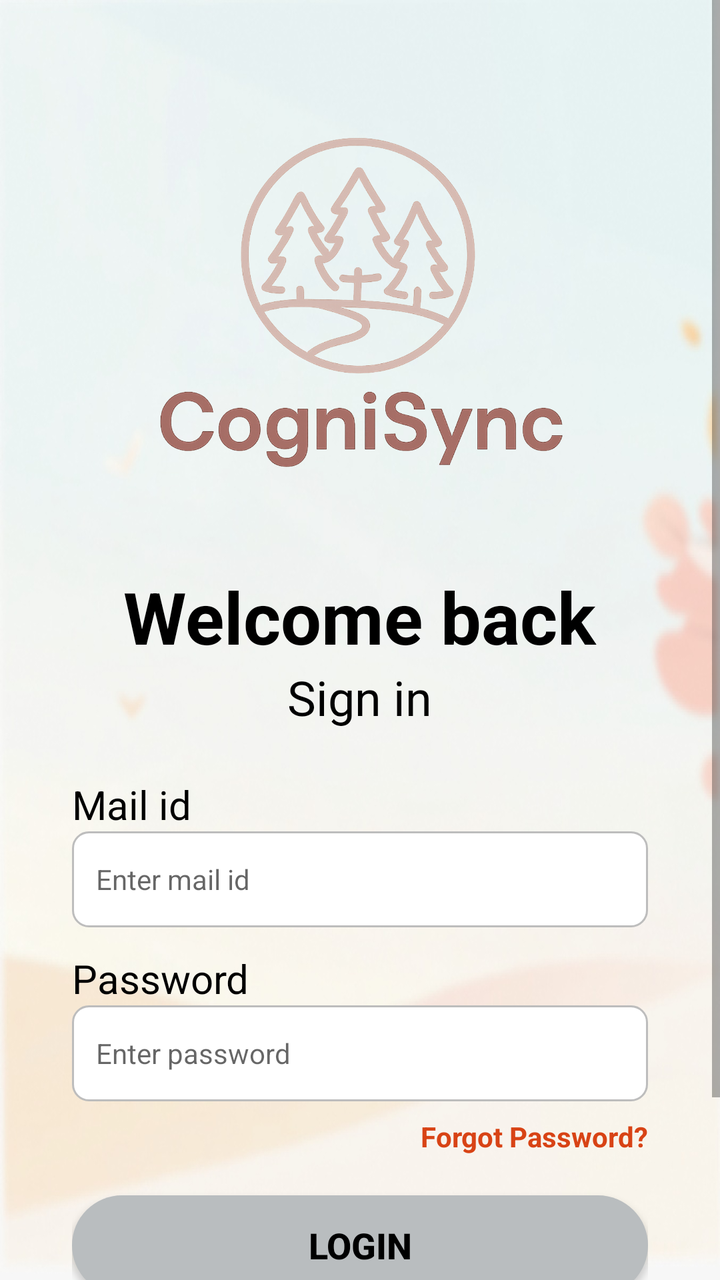
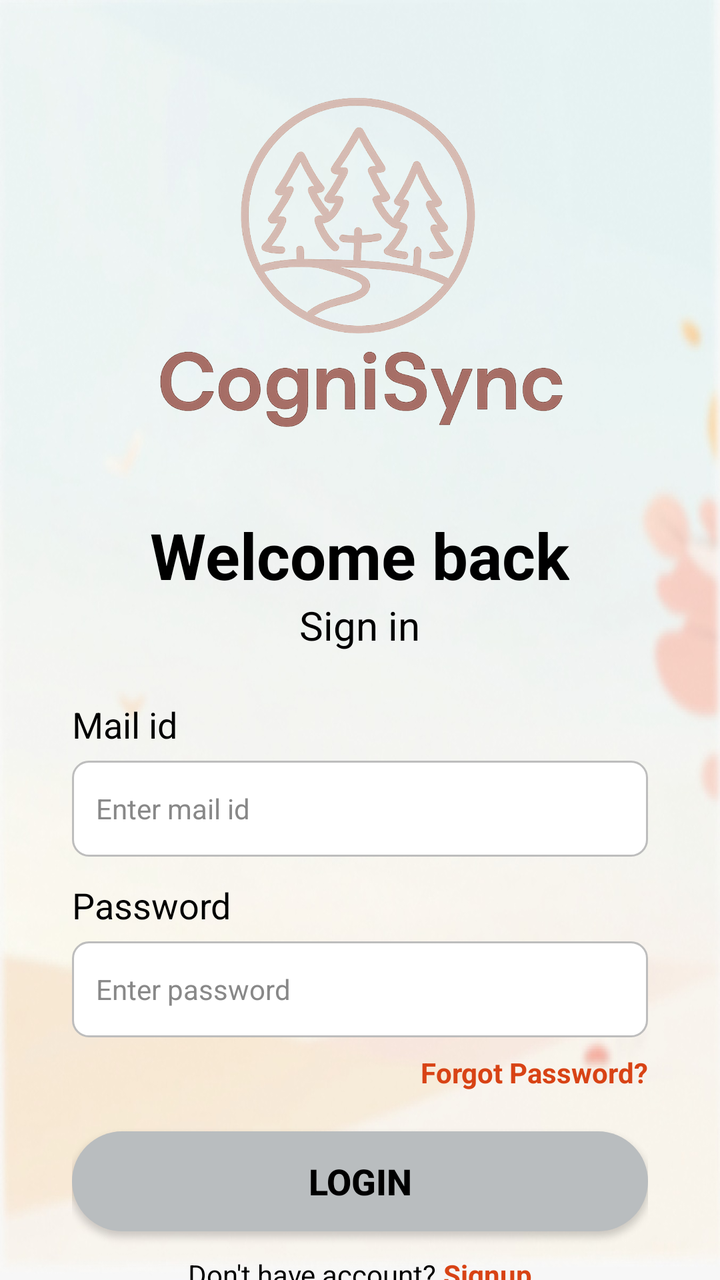

Before-and-after screenshots of an Android layout around one commit, followed by the original layout XML and the change that was made.
<!-- AndroidManifest.xml: application theme Theme.CogniSync -->
<!-- res/layout/activity_login.xml -->
<?xml version="1.0" encoding="utf-8"?>
<ScrollView xmlns:android="http://schemas.android.com/apk/res/android"
    xmlns:tools="http://schemas.android.com/tools"
    android:layout_width="match_parent"
    android:layout_height="match_parent"
    android:background="@drawable/login_bg"
    android:overScrollMode="never"
    tools:context=".LoginActivity">

    <RelativeLayout
        android:layout_width="match_parent"
        android:layout_height="wrap_content"
        android:paddingTop="24dp"
        android:paddingBottom="24dp">

        
        <LinearLayout
            android:id="@+id/container"
            android:layout_width="match_parent"
            android:layout_height="wrap_content"
            android:layout_centerInParent="true"
            android:layout_margin="20dp"
            android:background="@drawable/rounded_white_bg"
            android:orientation="vertical"
            android:padding="16dp">

            
            <ImageView
                android:id="@+id/logoImage"
                android:layout_width="300dp"
                android:layout_height="200dp"
                android:layout_gravity="center"
                android:contentDescription="@string/logo"
                android:src="@drawable/logo_1" />

            
            <TextView
                android:id="@+id/welcomeBack"
                android:layout_width="wrap_content"
                android:layout_height="wrap_content"
                android:layout_gravity="center"
                android:layout_marginTop="24dp"
                android:text="Welcome back"
                android:textColor="#000000"
                android:textSize="36sp"
                android:textStyle="bold" />

            <TextView
                android:id="@+id/signIn"
                android:layout_width="wrap_content"
                android:layout_height="wrap_content"
                android:layout_gravity="center"
                android:layout_marginBottom="24dp"
                android:text="Sign in"
                android:textColor="#000000"
                android:textSize="24sp" />

            
            <TextView
                android:id="@+id/mailLabel"
                android:layout_width="wrap_content"
                android:layout_height="wrap_content"
                android:text="Mail id"
                android:textSize="20sp"
                android:textColor="#000000" />

            <EditText
                android:id="@+id/mailInput"
                android:layout_width="match_parent"
                android:layout_height="48dp"
                android:background="@drawable/edittext_bg"
                android:hint="Enter mail id"
                android:inputType="textEmailAddress"
                android:paddingStart="12dp"
                android:paddingEnd="12dp"
                android:textColor="#000000"
                android:textSize="14sp" />

            
            <TextView
                android:id="@+id/passwordLabel"
                android:layout_width="wrap_content"
                android:layout_height="wrap_content"
                android:layout_marginTop="12dp"
                android:text="Password"
                android:textSize="20sp"
                android:textColor="#000000" />

            <EditText
                android:id="@+id/passwordInput"
                android:layout_width="match_parent"
                android:layout_height="48dp"
                android:background="@drawable/edittext_bg"
                android:hint="Enter password"
                android:inputType="textPassword"
                android:paddingStart="12dp"
                android:paddingEnd="12dp"
                android:textColor="#000000"
                android:textSize="14sp" />

            <TextView
                android:id="@+id/forgotPasswordText"
                android:layout_width="wrap_content"
                android:layout_height="wrap_content"
                android:layout_marginTop="8dp"
                android:text="Forgot Password?"
                android:textColor="#D84315"
                android:textSize="14sp"
                android:textStyle="bold"
                android:layout_gravity="end"/>

            
            <androidx.appcompat.widget.AppCompatButton
                android:id="@+id/btnLogin"
                android:layout_width="match_parent"
                android:layout_height="50dp"
                android:layout_marginTop="20dp"
                android:layout_marginBottom="20dp"
                android:background="@drawable/btn_bg"
                android:text="@string/login"
                android:textColor="@android:color/black"
                android:textSize="18sp"
                android:textStyle="bold" />

            
            <LinearLayout
                android:layout_width="match_parent"
                android:layout_height="wrap_content"
                android:gravity="center"
                android:orientation="horizontal">

                <TextView
                    android:id="@+id/noAccountText"
                    android:layout_width="wrap_content"
                    android:layout_height="wrap_content"
                    android:text="Don't have account?"
                    android:textSize="14sp"
                    android:textColor="#000000" />

                <TextView
                    android:id="@+id/signupText"
                    android:layout_width="wrap_content"
                    android:layout_height="wrap_content"
                    android:text=" Signup"
                    android:textColor="#D84315"
                    android:textSize="14sp"
                    android:textStyle="bold" />
            </LinearLayout>

        </LinearLayout>

    </RelativeLayout>
</ScrollView>
<!-- resources referenced by this layout -->
<resources>
  <!-- drawable btn_bg (drawable) -->
  <shape xmlns:android="http://schemas.android.com/apk/res/android"
      android:shape="rectangle">
      <solid android:color="#B9BDBF"/>
      <corners android:radius="35dp"/>
  </shape>
  <!-- drawable edittext_bg (drawable) -->
  <?xml version="1.0" encoding="utf-8"?>
  <selector xmlns:android="http://schemas.android.com/apk/res/android">
  
      
      <item android:state_pressed="true">
          <shape android:shape="rectangle">
              <solid android:color="#FFFFFF"/>
              <corners android:radius="8dp"/>
              <stroke android:width="2dp" android:color="#8AB4F8"/>
              <padding
                  android:left="12dp"
                  android:top="12dp"
                  android:right="12dp"
                  android:bottom="12dp"/>
          </shape>
      </item>
  
      
      <item android:state_focused="true">
          <shape android:shape="rectangle">
              <solid android:color="#FFFFFF"/>
              <corners android:radius="8dp"/>
              <stroke android:width="2dp" android:color="#8AB4F8"/>
              <padding
                  android:left="12dp"
                  android:top="12dp"
                  android:right="12dp"
                  android:bottom="12dp"/>
          </shape>
      </item>
  
      
      <item>
          <shape android:shape="rectangle">
              <solid android:color="#FFFFFF"/>
              <corners android:radius="8dp"/>
              <stroke android:width="1dp" android:color="#BDBDBD"/>
              <padding
                  android:left="12dp"
                  android:top="12dp"
                  android:right="12dp"
                  android:bottom="12dp"/>
          </shape>
      </item>
  
  </selector>
  <!-- drawable login_bg: png bitmap (drawable, 68655 bytes) -->
  <!-- drawable logo_1: png bitmap (drawable, 403274 bytes) -->
  <!-- drawable rounded_white_bg (drawable) -->
  <?xml version="1.0" encoding="utf-8"?>
  <selector xmlns:android="http://schemas.android.com/apk/res/android">
  
  </selector>
  <string name="login">Login</string>
  <string name="logo">LOGO</string>
  <style name="Theme.CogniSync" parent="Theme.MaterialComponents.DayNight.NoActionBar">
  
  
  
          
          <item name="android:statusBarColor">@android:color/white</item>
          <item name="android:windowLightStatusBar">true</item>
  
      </style>
</resources>

<!-- the commit's change to res/layout/activity_login.xml (unified diff, before → after) -->
@@ -1,25 +1,29 @@
 <?xml version="1.0" encoding="utf-8"?>
-<ScrollView xmlns:android="http://schemas.android.com/apk/res/android"
-    xmlns:tools="http://schemas.android.com/tools"
+<androidx.core.widget.NestedScrollView xmlns:android="http://schemas.android.com/apk/res/android"
+    android:id="@+id/rootScroll"
     android:layout_width="match_parent"
     android:layout_height="match_parent"
+    android:fillViewport="true"
+    android:fitsSystemWindows="true"
+    android:clipToPadding="false"
     android:background="@drawable/login_bg"
-    android:overScrollMode="never"
-    tools:context=".LoginActivity">
+    android:overScrollMode="never">
 
-    <RelativeLayout
+    <LinearLayout
+        android:id="@+id/container"
         android:layout_width="match_parent"
         android:layout_height="wrap_content"
+        android:orientation="vertical"
+        android:paddingStart="20dp"
+        android:paddingEnd="20dp"
         android:paddingTop="24dp"
         android:paddingBottom="24dp">
 
         
         <LinearLayout
-            android:id="@+id/container"
+            android:id="@+id/loginCard"
             android:layout_width="match_parent"
             android:layout_height="wrap_content"
-            android:layout_centerInParent="true"
-            android:layout_margin="20dp"
             android:background="@drawable/rounded_white_bg"
             android:orientation="vertical"
             android:padding="16dp">
@@ -30,8 +34,8 @@
                 android:layout_width="300dp"
                 android:layout_height="200dp"
                 android:layout_gravity="center"
-                android:contentDescription="@string/logo"
-                android:src="@drawable/logo_1" />
+                android:src="@drawable/logo_1"
+                android:contentDescription="App logo" />
 
             
             <TextView
@@ -39,11 +43,12 @@
                 android:layout_width="wrap_content"
                 android:layout_height="wrap_content"
                 android:layout_gravity="center"
-                android:layout_marginTop="24dp"
+                android:layout_marginTop="16dp"
                 android:text="Welcome back"
+                android:textSize="32sp"
+                android:textStyle="bold"
                 android:textColor="#000000"
-                android:textSize="36sp"
-                android:textStyle="bold" />
+                android:lineSpacingExtra="2dp" />
 
             <TextView
                 android:id="@+id/signIn"
@@ -52,8 +57,8 @@
                 android:layout_gravity="center"
                 android:layout_marginBottom="24dp"
                 android:text="Sign in"
-                android:textColor="#000000"
-                android:textSize="24sp" />
+                android:textSize="20sp"
+                android:textColor="#000000" />
 
             
             <TextView
@@ -61,19 +66,21 @@
                 android:layout_width="wrap_content"
                 android:layout_height="wrap_content"
                 android:text="Mail id"
-                android:textSize="20sp"
+                android:textSize="18sp"
                 android:textColor="#000000" />
 
             <EditText
                 android:id="@+id/mailInput"
                 android:layout_width="match_parent"
                 android:layout_height="48dp"
+                android:layout_marginTop="6dp"
                 android:background="@drawable/edittext_bg"
                 android:hint="Enter mail id"
                 android:inputType="textEmailAddress"
                 android:paddingStart="12dp"
                 android:paddingEnd="12dp"
                 android:textColor="#000000"
+                android:textColorHint="#888888"
                 android:textSize="14sp" />
 
             
@@ -83,21 +90,24 @@
                 android:layout_height="wrap_content"
                 android:layout_marginTop="12dp"
                 android:text="Password"
-                android:textSize="20sp"
+                android:textSize="18sp"
                 android:textColor="#000000" />
 
             <EditText
                 android:id="@+id/passwordInput"
                 android:layout_width="match_parent"
                 android:layout_height="48dp"
+                android:layout_marginTop="6dp"
                 android:background="@drawable/edittext_bg"
                 android:hint="Enter password"
                 android:inputType="textPassword"
                 android:paddingStart="12dp"
                 android:paddingEnd="12dp"
                 android:textColor="#000000"
+                android:textColorHint="#888888"
                 android:textSize="14sp" />
 
+            
             <TextView
                 android:id="@+id/forgotPasswordText"
                 android:layout_width="wrap_content"
@@ -107,7 +117,7 @@
                 android:textColor="#D84315"
                 android:textSize="14sp"
                 android:textStyle="bold"
-                android:layout_gravity="end"/>
+                android:layout_gravity="end" />
 
             
             <androidx.appcompat.widget.AppCompatButton
@@ -115,17 +125,18 @@
                 android:layout_width="match_parent"
                 android:layout_height="50dp"
                 android:layout_marginTop="20dp"
-                android:layout_marginBottom="20dp"
                 android:background="@drawable/btn_bg"
-                android:text="@string/login"
+                android:text="Login"
                 android:textColor="@android:color/black"
                 android:textSize="18sp"
                 android:textStyle="bold" />
 
             
             <LinearLayout
+                android:id="@+id/signupRow"
                 android:layout_width="match_parent"
                 android:layout_height="wrap_content"
+                android:layout_marginTop="12dp"
                 android:gravity="center"
                 android:orientation="horizontal">
 
@@ -149,5 +160,11 @@
 
         </LinearLayout>
 
-    </RelativeLayout>
-</ScrollView>
+        
+        <View
+            android:layout_width="match_parent"
+            android:layout_height="32dp" />
+
+    </LinearLayout>
+
+</androidx.core.widget.NestedScrollView>
<!-- resource entries referenced after the edit -->
@@ -60,8 +60,6 @@
   <selector xmlns:android="http://schemas.android.com/apk/res/android">
   
   </selector>
-  <string name="login">Login</string>
-  <string name="logo">LOGO</string>
   <style name="Theme.CogniSync" parent="Theme.MaterialComponents.DayNight.NoActionBar">
   
   
